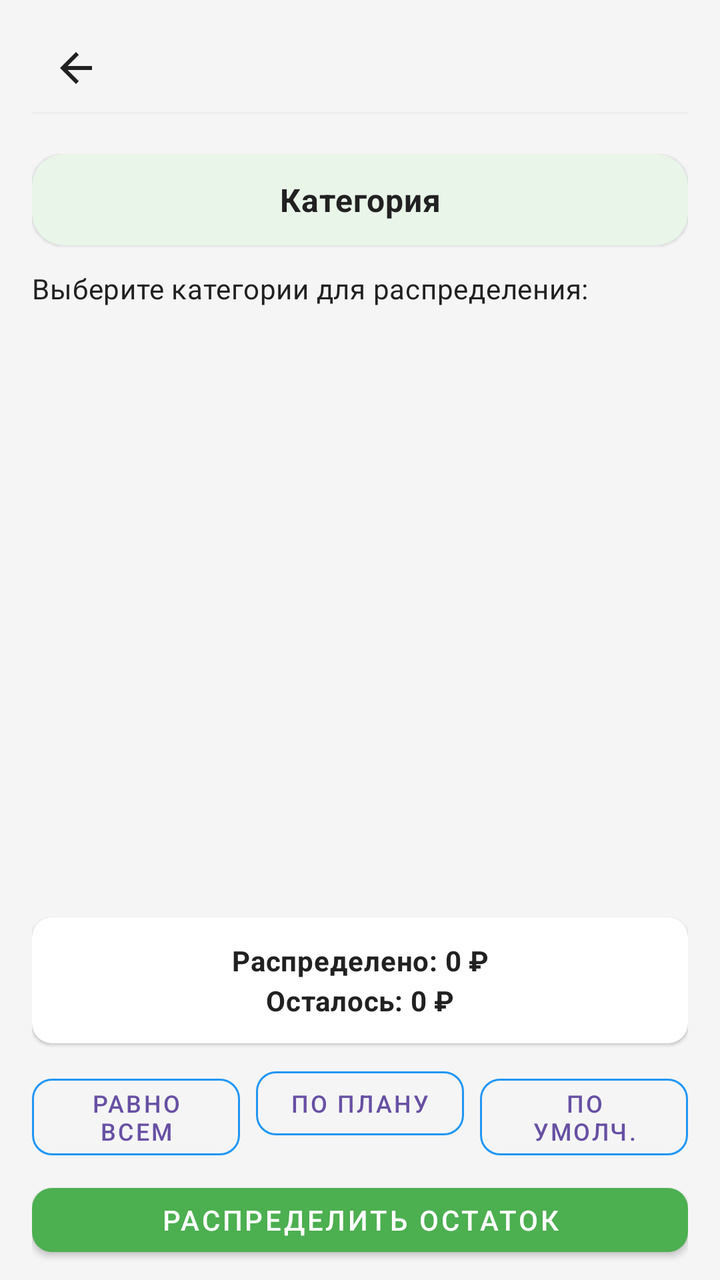
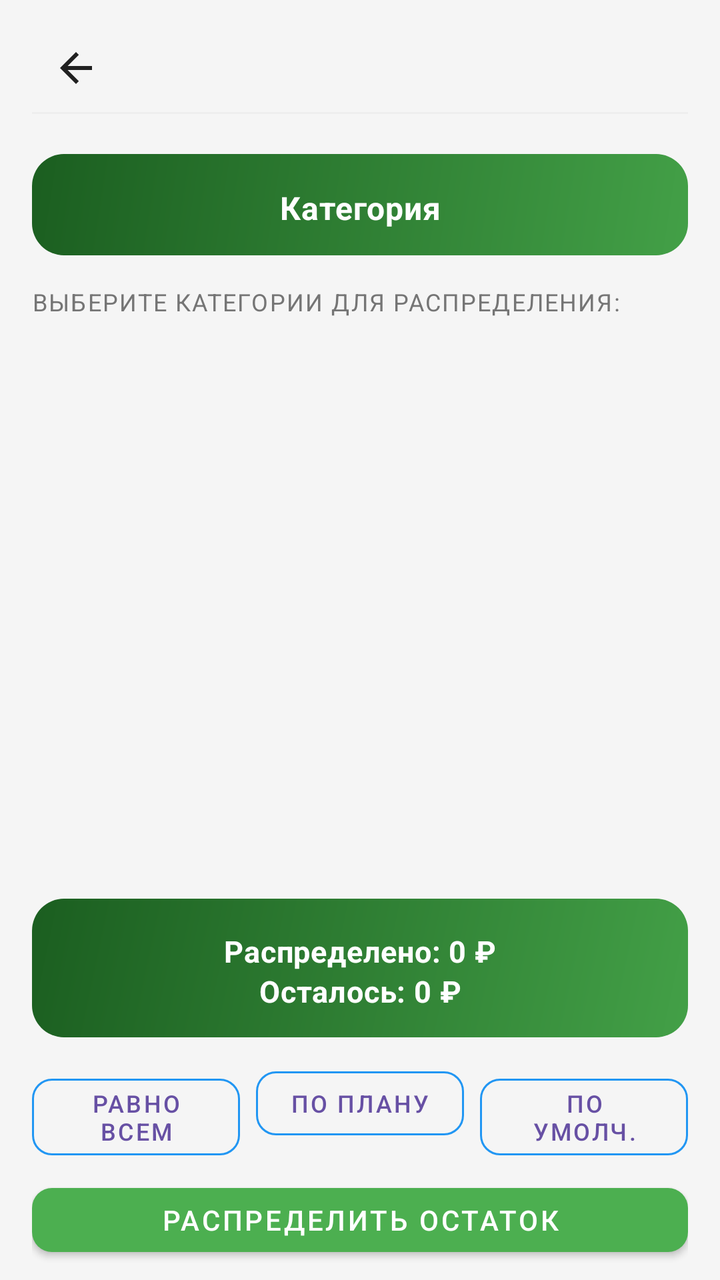

Compare the two renders of this Android layout. The source of the first and the diff that turns it into the second are given below.
<!-- AndroidManifest.xml: application theme Theme.MyBudget -->
<!-- res/layout/activity_remainder_distribution.xml -->
<?xml version="1.0" encoding="utf-8"?>
<LinearLayout xmlns:android="http://schemas.android.com/apk/res/android" xmlns:app="http://schemas.android.com/apk/res-auto"
    android:orientation="vertical"
    android:id="@+id/remainderDistributionRoot"
    android:background="@color/background_light"
    android:paddingLeft="@dimen/space_16"
    android:paddingTop="@dimen/space_12"
    android:paddingRight="@dimen/space_16"
    android:paddingBottom="@dimen/space_8"
    android:layout_width="match_parent"
    android:layout_height="match_parent"
    android:paddingHorizontal="@dimen/space_16">
    <include
        android:layout_width="match_parent"
        android:layout_height="wrap_content"
        android:layout_marginBottom="@dimen/space_12"
        layout="@layout/include_screen_header"/>
    <LinearLayout
        android:orientation="vertical"
        android:id="@+id/distributionControlsGroup"
        android:layout_width="match_parent"
        android:layout_height="wrap_content">
        <androidx.cardview.widget.CardView
            android:layout_width="match_parent"
            android:layout_height="wrap_content"
            android:layout_marginBottom="@dimen/space_12"
            app:cardBackgroundColor="@color/primary_green_light"
            style="@style/Card.MyBudget.Surface">
            <TextView
                android:textSize="16sp"
                android:gravity="center"
                android:id="@+id/sourceInfo"
                android:padding="@dimen/space_12"
                android:layout_width="match_parent"
                android:layout_height="wrap_content"
                android:text="@string/income_distribution_parent_fallback"
                style="@style/Text.MyBudget.Section"/>
        </androidx.cardview.widget.CardView>
        <TextView
            android:textSize="14sp"
            android:textColor="@color/text_primary"
            android:layout_width="match_parent"
            android:layout_height="wrap_content"
            android:layout_marginBottom="@dimen/space_8"
            android:text="@string/remainder_pick_categories"
            style="@style/Text.MyBudget.Subtitle"/>
    </LinearLayout>
    <androidx.recyclerview.widget.RecyclerView
        android:id="@+id/categoriesRecyclerView"
        android:paddingBottom="@dimen/space_8"
        android:clipToPadding="false"
        android:layout_width="match_parent"
        android:layout_height="0dp"
        android:layout_weight="1"/>
    <androidx.cardview.widget.CardView
        android:layout_width="match_parent"
        android:layout_height="wrap_content"
        android:layout_marginTop="@dimen/space_8"
        style="@style/Card.MyBudget.Surface.Small">
        <TextView
            android:textSize="14sp"
            android:gravity="center"
            android:id="@+id/totalAmountText"
            android:padding="@dimen/space_12"
            android:layout_width="match_parent"
            android:layout_height="wrap_content"
            android:text="@string/income_distribution_totals_default"
            style="@style/Text.MyBudget.Section"/>
    </androidx.cardview.widget.CardView>
    <LinearLayout
        android:orientation="horizontal"
        android:id="@+id/fillButtonsGroup"
        android:layout_width="match_parent"
        android:layout_height="wrap_content"
        android:layout_marginTop="@dimen/space_8">
        <com.google.android.material.button.MaterialButton
            android:textSize="12sp"
            android:id="@+id/fillEqualButton"
            android:layout_width="0dp"
            android:layout_height="wrap_content"
            android:minHeight="@dimen/touch_min_size"
            android:text="@string/remainder_fill_equal"
            android:layout_weight="1"
            app:cornerRadius="@dimen/radius_10"
            app:strokeColor="@color/budget_blue"
            style="@style/Widget.MaterialComponents.Button.OutlinedButton"/>
        <View
            android:layout_width="@dimen/space_8"
            android:layout_height="match_parent"/>
        <com.google.android.material.button.MaterialButton
            android:textSize="12sp"
            android:id="@+id/fillPlanButton"
            android:layout_width="0dp"
            android:layout_height="wrap_content"
            android:minHeight="@dimen/touch_min_size"
            android:text="@string/remainder_fill_plan"
            android:layout_weight="1"
            app:cornerRadius="@dimen/radius_10"
            app:strokeColor="@color/budget_blue"
            style="@style/Widget.MaterialComponents.Button.OutlinedButton"/>
        <View
            android:layout_width="@dimen/space_8"
            android:layout_height="match_parent"/>
        <com.google.android.material.button.MaterialButton
            android:textSize="12sp"
            android:id="@+id/fillDefaultButton"
            android:layout_width="0dp"
            android:layout_height="wrap_content"
            android:minHeight="@dimen/touch_min_size"
            android:text="@string/remainder_fill_default"
            android:layout_weight="1"
            app:cornerRadius="@dimen/radius_10"
            app:strokeColor="@color/budget_blue"
            style="@style/Widget.MaterialComponents.Button.OutlinedButton"/>
    </LinearLayout>
    <com.google.android.material.button.MaterialButton
        android:id="@+id/distributeButton"
        android:layout_width="match_parent"
        android:layout_height="wrap_content"
        android:layout_marginTop="@dimen/space_8"
        android:minHeight="@dimen/touch_min_size"
        android:text="@string/remainder_submit"
        app:backgroundTint="@color/income_green"
        app:cornerRadius="@dimen/radius_10"
        style="@style/Widget.MaterialComponents.Button"/>
    <ProgressBar
        android:layout_gravity="center"
        android:id="@+id/progressBar"
        android:visibility="gone"
        android:layout_width="wrap_content"
        android:layout_height="wrap_content"
        android:layout_marginTop="@dimen/space_16"/>
    <TextView
        android:textSize="16sp"
        android:gravity="center"
        android:id="@+id/emptyText"
        android:visibility="gone"
        android:layout_width="match_parent"
        android:layout_height="wrap_content"
        android:layout_marginTop="@dimen/space_16"
        android:text="@string/remainder_empty"
        style="@style/Text.MyBudget.Subtitle"/>
</LinearLayout>
<!-- res/layout/include_screen_header.xml (included above) -->
<?xml version="1.0" encoding="utf-8"?>
<LinearLayout xmlns:android="http://schemas.android.com/apk/res/android"
    android:layout_width="match_parent"
    android:layout_height="wrap_content"
    android:orientation="vertical">

    <include layout="@layout/include_compact_toolbar" />

    <View
        android:layout_width="match_parent"
        android:layout_height="1dp"
        android:layout_marginBottom="@dimen/space_8"
        android:background="@color/border_light" />
</LinearLayout>
<!-- res/layout/include_compact_toolbar.xml (included above) -->
<?xml version="1.0" encoding="utf-8"?>
<LinearLayout xmlns:android="http://schemas.android.com/apk/res/android" xmlns:app="http://schemas.android.com/apk/res-auto"
    android:gravity="center_vertical"
    android:orientation="horizontal"
    android:id="@+id/screenHeaderRoot"
    android:layout_width="match_parent"
    android:layout_height="wrap_content"
    android:minHeight="@dimen/touch_min_size">
    <ImageButton
        android:id="@+id/screenHeaderBack"
        android:background="?attr/selectableItemBackgroundBorderless"
        android:padding="@dimen/space_8"
        android:layout_width="@dimen/touch_min_size"
        android:layout_height="@dimen/touch_min_size"
        android:src="@drawable/ic_arrow_back"
        android:scaleType="centerInside"
        android:contentDescription="@string/nav_back"
        app:tint="@color/text_primary"/>
    <TextView
        android:textSize="18sp"
        android:id="@+id/screenHeaderEmoji"
        android:visibility="gone"
        android:layout_width="wrap_content"
        android:layout_height="wrap_content"
        android:layout_marginStart="@dimen/space_2"/>
    <TextView
        android:textSize="20sp"
        android:ellipsize="end"
        android:id="@+id/screenHeaderTitle"
        android:layout_width="0dp"
        android:layout_height="wrap_content"
        android:maxLines="1"
        android:layout_weight="1"
        android:layout_marginStart="@dimen/space_4"
        style="@style/Text.MyBudget.Title"/>
    <ImageButton
        android:id="@+id/screenHeaderAction"
        android:background="?attr/selectableItemBackgroundBorderless"
        android:padding="@dimen/space_8"
        android:visibility="gone"
        android:layout_width="@dimen/touch_min_size"
        android:layout_height="@dimen/touch_min_size"
        android:src="@android:drawable/ic_menu_more"
        android:contentDescription="@string/transactions_more_menu"
        app:tint="@color/text_secondary"/>
    <ImageButton
        android:id="@+id/screenHeaderActionSecondary"
        android:background="?attr/selectableItemBackgroundBorderless"
        android:padding="@dimen/space_8"
        android:visibility="gone"
        android:layout_width="@dimen/touch_min_size"
        android:layout_height="@dimen/touch_min_size"
        android:src="@android:drawable/ic_menu_search"
        android:contentDescription="@string/transactions_search_submit"
        app:tint="@color/budget_blue"/>
</LinearLayout>
<!-- resources referenced by this layout -->
<resources>
  <color name="background_light">#f5f5f5</color>
  <color name="border_light">#eeeeee</color>
  <color name="budget_blue">#2196f3</color>
  <color name="income_green">#4caf50</color>
  <color name="primary_green_light">#e8f5e8</color>
  <color name="text_primary">#212121</color>
  <color name="text_secondary">#757575</color>
  <dimen name="radius_10">10dp</dimen>
  <dimen name="space_12">12dp</dimen>
  <dimen name="space_16">16dp</dimen>
  <dimen name="space_2">2dp</dimen>
  <dimen name="space_4">4dp</dimen>
  <dimen name="space_8">8dp</dimen>
  <dimen name="touch_min_size">44dp</dimen>
  <string name="income_distribution_parent_fallback">Категория</string>
  <string name="income_distribution_totals_default">Распределено: 0 ₽\nОсталось: 0 ₽</string>
  <string name="nav_back">Назад</string>
  <string name="remainder_empty">Нет категорий для распределения</string>
  <string name="remainder_fill_default">По умолч.</string>
  <string name="remainder_fill_equal">Равно всем</string>
  <string name="remainder_fill_plan">По плану</string>
  <string name="remainder_pick_categories">Выберите категории для распределения:</string>
  <string name="remainder_submit">Распределить остаток</string>
  <string name="transactions_more_menu">Дополнительно</string>
  <string name="transactions_search_submit">Искать</string>
  <style name="Card.MyBudget.Surface" parent="">
      <item name="cardBackgroundColor">@color/card_background_white</item>
      <item name="cardCornerRadius">@dimen/radius_16</item>
      <item name="cardElevation">@dimen/card_elevation_low</item>
    </style>
  <style name="Card.MyBudget.Surface.Small" parent="@style/Card.MyBudget.Surface">
      <item name="cardCornerRadius">@dimen/radius_10</item>
    </style>
  <style name="Text.MyBudget.Section" parent="@style/Text.MyBudget">
      <item name="android:textSize">16sp</item>
      <item name="android:textStyle">bold</item>
      <item name="android:textColor">@color/text_primary</item>
    </style>
  <style name="Text.MyBudget.Subtitle" parent="@style/Text.MyBudget">
      <item name="android:textSize">12sp</item>
      <item name="android:textColor">@color/text_secondary</item>
    </style>
  <style name="Text.MyBudget.Title" parent="@style/Text.MyBudget">
      <item name="android:textSize">18sp</item>
      <item name="android:textStyle">bold</item>
      <item name="android:textColor">@color/text_primary</item>
    </style>
  <style name="Theme.MyBudget" parent="@style/Base.Theme.MyBudget" />
  <color name="card_background_white">#ffffff</color>
  <dimen name="radius_16">16dp</dimen>
  <dimen name="card_elevation_low">1dp</dimen>
  <style name="Text.MyBudget" parent="@style/TextAppearance.Material3.BodyMedium" />
  <color name="md_theme_onPrimary">#ffffff</color>
  <color name="md_theme_onSurface">#1d1b20</color>
  <color name="md_theme_outline">#79747e</color>
  <color name="md_theme_primary">#6750a4</color>
  <color name="md_theme_surface">#ffffff</color>
  <color name="md_theme_surfaceVariant">#e7e0ec</color>
  <!-- unchanged entries left out for length: 2 -->
</resources>

<!-- the commit's change to res/layout/activity_remainder_distribution.xml (unified diff, before → after) -->
@@ -24,26 +24,27 @@
             android:layout_width="match_parent"
             android:layout_height="wrap_content"
             android:layout_marginBottom="@dimen/space_12"
-            app:cardBackgroundColor="@color/primary_green_light"
-            style="@style/Card.MyBudget.Surface">
+            app:cardBackgroundColor="@android:color/transparent"
+            app:cardElevation="0dp">
             <TextView
-                android:textSize="16sp"
-                android:gravity="center"
                 android:id="@+id/sourceInfo"
-                android:padding="@dimen/space_12"
                 android:layout_width="match_parent"
                 android:layout_height="wrap_content"
+                android:background="@drawable/transaction_hero_card_bg_income"
+                android:gravity="center"
+                android:padding="@dimen/space_16"
                 android:text="@string/income_distribution_parent_fallback"
+                android:textColor="@color/main_hero_text_primary"
+                android:textSize="16sp"
+                android:textStyle="bold"
                 style="@style/Text.MyBudget.Section"/>
         </androidx.cardview.widget.CardView>
         <TextView
-            android:textSize="14sp"
-            android:textColor="@color/text_primary"
             android:layout_width="match_parent"
             android:layout_height="wrap_content"
             android:layout_marginBottom="@dimen/space_8"
             android:text="@string/remainder_pick_categories"
-            style="@style/Text.MyBudget.Subtitle"/>
+            style="@style/Text.MyBudget.SectionLabel"/>
     </LinearLayout>
     <androidx.recyclerview.widget.RecyclerView
         android:id="@+id/categoriesRecyclerView"
@@ -56,15 +57,19 @@
         android:layout_width="match_parent"
         android:layout_height="wrap_content"
         android:layout_marginTop="@dimen/space_8"
-        style="@style/Card.MyBudget.Surface.Small">
+        app:cardBackgroundColor="@android:color/transparent"
+        app:cardElevation="0dp">
         <TextView
-            android:textSize="14sp"
+            android:id="@+id/totalAmountText"
+            android:layout_width="match_parent"
+            android:layout_height="wrap_content"
+            android:background="@drawable/transaction_hero_card_bg_income"
             android:gravity="center"
-            android:id="@+id/totalAmountText"
-            android:padding="@dimen/space_12"
-            android:layout_width="match_parent"
-            android:layout_height="wrap_content"
+            android:padding="@dimen/space_16"
             android:text="@string/income_distribution_totals_default"
+            android:textColor="@color/main_hero_text_primary"
+            android:textSize="15sp"
+            android:textStyle="bold"
             style="@style/Text.MyBudget.Section"/>
     </androidx.cardview.widget.CardView>
     <LinearLayout
<!-- resource entries referenced after the edit -->
@@ -4,7 +4,7 @@
   <color name="border_light">#eeeeee</color>
   <color name="budget_blue">#2196f3</color>
   <color name="income_green">#4caf50</color>
-  <color name="primary_green_light">#e8f5e8</color>
+  <color name="main_hero_text_primary">#ffffff</color>
   <color name="text_primary">#212121</color>
   <color name="text_secondary">#757575</color>
   <dimen name="radius_10">10dp</dimen>
@@ -14,6 +14,29 @@
   <dimen name="space_4">4dp</dimen>
   <dimen name="space_8">8dp</dimen>
   <dimen name="touch_min_size">44dp</dimen>
+  <!-- drawable transaction_hero_card_bg_income (drawable) -->
+  <?xml version="1.0" encoding="utf-8"?>
+  <layer-list xmlns:android="http://schemas.android.com/apk/res/android">
+      <item
+          android:bottom="3dp"
+          android:left="1dp"
+          android:right="1dp">
+          <shape android:shape="rectangle">
+              <solid android:color="#40000000" />
+              <corners android:radius="@dimen/radius_16" />
+          </shape>
+      </item>
+      <item android:bottom="3dp">
+          <shape android:shape="rectangle">
+              <gradient
+                  android:angle="135"
+                  android:endColor="@color/transaction_hero_income_end"
+                  android:startColor="@color/transaction_hero_income_start"
+                  android:type="linear" />
+              <corners android:radius="@dimen/radius_16" />
+          </shape>
+      </item>
+  </layer-list>
   <string name="income_distribution_parent_fallback">Категория</string>
   <string name="income_distribution_totals_default">Распределено: 0 ₽\nОсталось: 0 ₽</string>
   <string name="nav_back">Назад</string>
@@ -25,18 +48,16 @@
   <string name="remainder_submit">Распределить остаток</string>
   <string name="transactions_more_menu">Дополнительно</string>
   <string name="transactions_search_submit">Искать</string>
-  <style name="Card.MyBudget.Surface" parent="">
-      <item name="cardBackgroundColor">@color/card_background_white</item>
-      <item name="cardCornerRadius">@dimen/radius_16</item>
-      <item name="cardElevation">@dimen/card_elevation_low</item>
-    </style>
-  <style name="Card.MyBudget.Surface.Small" parent="@style/Card.MyBudget.Surface">
-      <item name="cardCornerRadius">@dimen/radius_10</item>
-    </style>
   <style name="Text.MyBudget.Section" parent="@style/Text.MyBudget">
       <item name="android:textSize">16sp</item>
       <item name="android:textStyle">bold</item>
       <item name="android:textColor">@color/text_primary</item>
+    </style>
+  <style name="Text.MyBudget.SectionLabel" parent="@style/Text.MyBudget">
+      <item name="android:textSize">12sp</item>
+      <item name="android:textColor">@color/text_secondary</item>
+      <item name="android:textAllCaps">true</item>
+      <item name="android:letterSpacing">0.06</item>
     </style>
   <style name="Text.MyBudget.Subtitle" parent="@style/Text.MyBudget">
       <item name="android:textSize">12sp</item>
@@ -48,9 +69,9 @@
       <item name="android:textColor">@color/text_primary</item>
     </style>
   <style name="Theme.MyBudget" parent="@style/Base.Theme.MyBudget" />
-  <color name="card_background_white">#ffffff</color>
   <dimen name="radius_16">16dp</dimen>
-  <dimen name="card_elevation_low">1dp</dimen>
+  <color name="transaction_hero_income_end">#1b5e20</color>
+  <color name="transaction_hero_income_start">#43a047</color>
   <style name="Text.MyBudget" parent="@style/TextAppearance.Material3.BodyMedium" />
   <color name="md_theme_onPrimary">#ffffff</color>
   <color name="md_theme_onSurface">#1d1b20</color>
